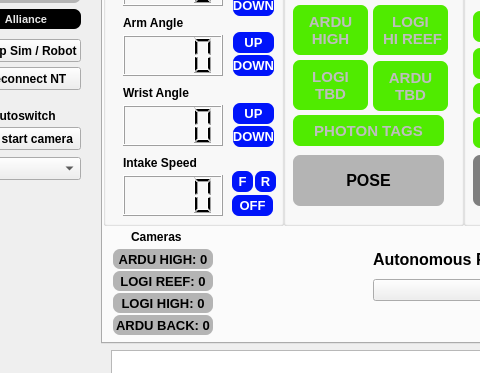
First picture: the form in gui/layout_2025.ui, repository aesatchien/FRC2429_2025, before the edit; both pictures show x 619 to 1099 and y 126 to 499 of the 1482 by 724 pixel window.
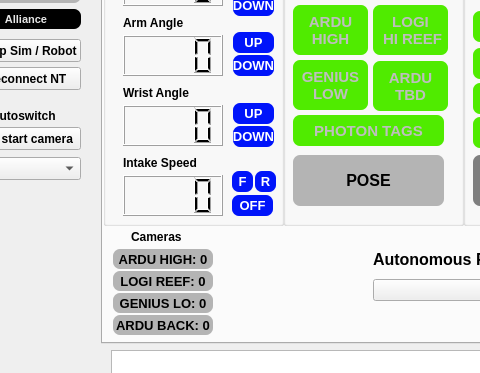
Second picture: the form after the edit. Icons and pictures are not drawn. Custom widgets are drawn as their Qt base class.

The edit to the form file:
```diff
--- a/gui/layout_2025.ui
+++ b/gui/layout_2025.ui
@@ -974,8 +974,8 @@
 background-color:rgb(80, 235, 0);</string>
        </property>
        <property name="text">
-        <string>LOGI
-TBD</string>
+        <string>GENIUS
+LOW</string>
        </property>
        <property name="textFormat">
         <enum>Qt::AutoText</enum>
@@ -1614,7 +1614,7 @@
 background-color:rgb(180,180,180);</string>
       </property>
       <property name="text">
-       <string>LOGI HIGH: 0</string>
+       <string>GENIUS LO: 0</string>
       </property>
       <property name="textFormat">
        <enum>Qt::AutoText</enum>
```
Left out of the diff: 4 changed lines with no effect on the pictures.
